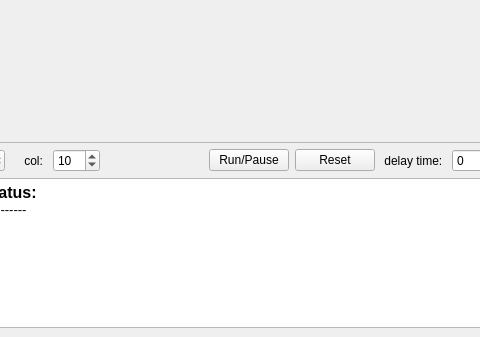
Above: include/gui/mainwindow.ui from leexHN/QT_Map before the change; both pictures show x 100 to 580 and y 363 to 700 of the 700 by 700 pixel window. Below: the same form after it.
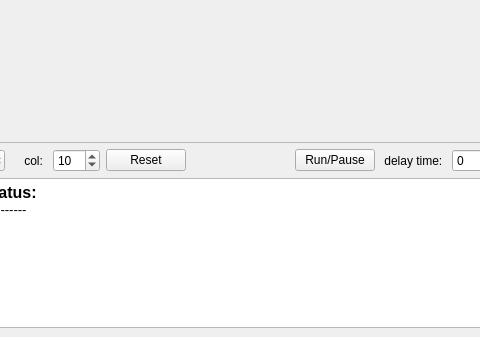
That is the form after the change.

```diff
--- a/include/gui/mainwindow.ui
+++ b/include/gui/mainwindow.ui
@@ -60,13 +60,6 @@
     </item>
     <item row="1" column="0">
      <layout class="QGridLayout" name="set_grid_layout">
-      <item row="0" column="9">
-       <widget class="QPushButton" name="reset_pushButton">
-        <property name="text">
-         <string>Reset</string>
-        </property>
-       </widget>
-      </item>
       <item row="0" column="12">
        <widget class="QCheckBox" name="show_stack_checkBox">
         <property name="text">
@@ -148,6 +141,13 @@
         </property>
        </widget>
       </item>
+      <item row="0" column="4">
+       <widget class="QPushButton" name="reset_pushButton">
+        <property name="text">
+         <string>Reset</string>
+        </property>
+       </widget>
+      </item>
      </layout>
     </item>
     <item row="0" column="0">
```
Left out of the diff: 3 changed lines with no effect on the pictures.
